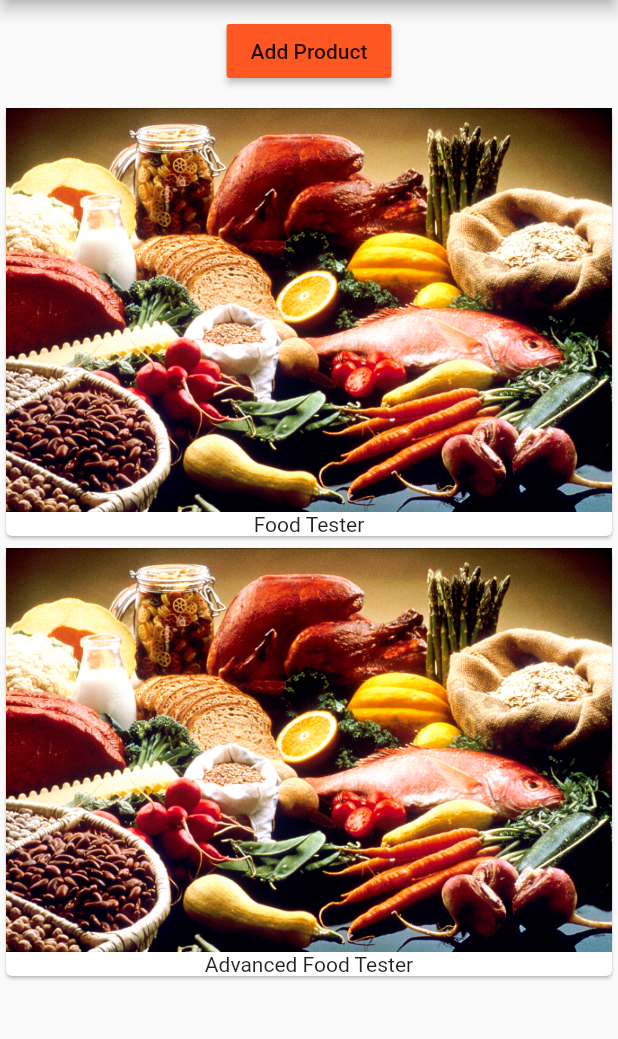
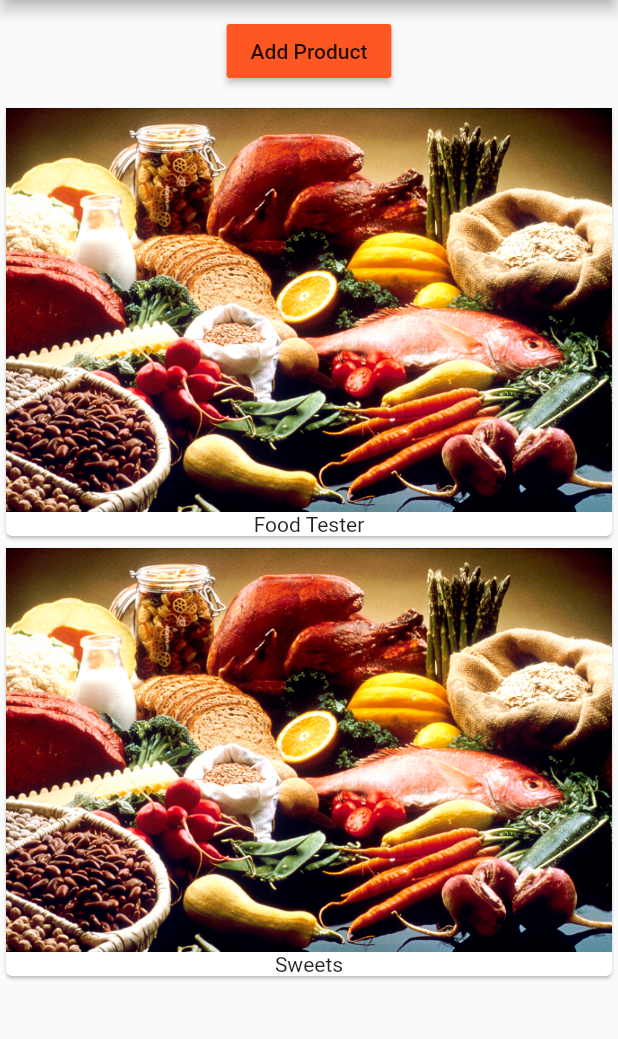
Before and after one commit to KellyMBentes/SafariFlutterCourse, a Flutter app: the screen it shows after launch, after a tap on "Add Product", on a phone screen of 412 x 824 dp, the part 84-1123 px from its top. Run offline on Flutter 3.47's test engine with Material 2 defaults, Android fonts, the phone set to English and light mode, and no system bars.

Commit message:
Chapter 2 - Passing Data Up

```diff
--- /dev/null
+++ b/first_app/lib/product_control.dart
@@ -0,0 +1,18 @@
+import 'package:flutter/material.dart';
+
+class ProductControl extends StatelessWidget {
+  final Function addProduct;
+
+  ProductControl(this.addProduct);
+
+  @override
+  Widget build(BuildContext context) {
+    return RaisedButton(
+      color: Theme.of(context).primaryColor,
+      onPressed: () {
+        addProduct("Sweets");
+      },
+      child: Text("Add Product"),
+    );
+  }
+}
--- a/first_app/lib/product_manager.dart
+++ b/first_app/lib/product_manager.dart
@@ -1,11 +1,12 @@
 import 'package:flutter/material.dart';
 
 import './products.dart';
+import './product_control.dart';
 
 class ProductManager extends StatefulWidget {
   final String startingProduct;
 
-  ProductManager({this.startingProduct = "Sweets Tester"}){
+  ProductManager({this.startingProduct = "Sweets Tester"}) {
     print("[ProductManager Widget] Constructor");
   }
 
@@ -32,22 +33,18 @@ class _ProductManagerState extends State<ProductManager> {
     super.didUpdateWidget(oldWidget);
   }
 
+  void _addProduct(String product) {
+    setState(() {
+      _products.add(product);
+    });
+  }
+
   @override
   Widget build(BuildContext context) {
     print("[ProductManager State] build()");
     return Column(children: [
       Container(
-        margin: EdgeInsets.all(10.0),
-        child: RaisedButton(
-          color: Theme.of(context).primaryColor,
-          onPressed: () {
-            setState(() {
-              _products.add("Advanced Food Tester");
-            });
-          },
-          child: Text("Add Product"),
-        ),
-      ),
+          margin: EdgeInsets.all(10.0), child: ProductControl(_addProduct)),
       Products(_products)
     ]);
   }
```
